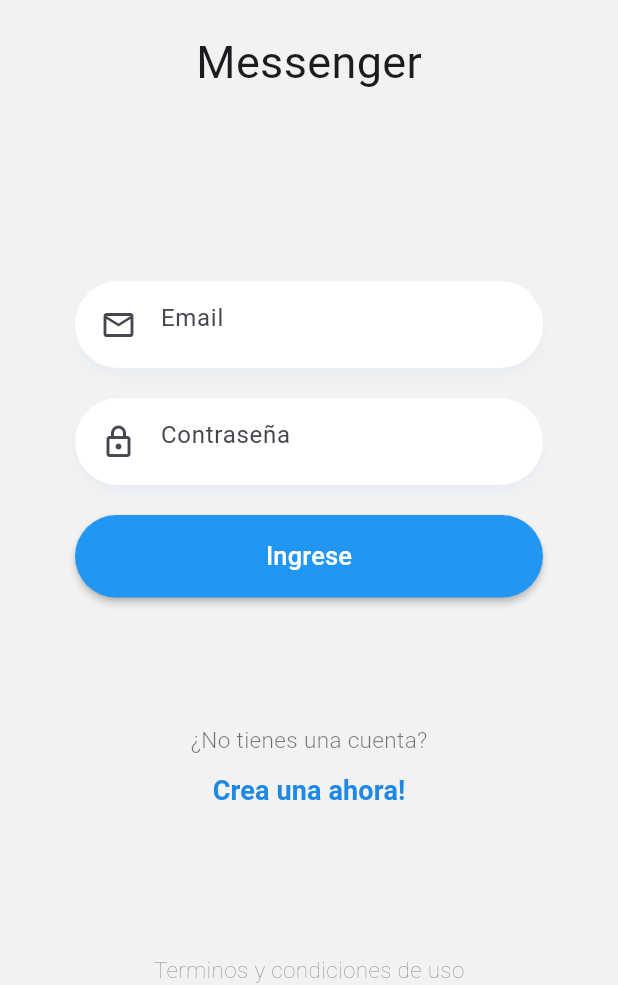
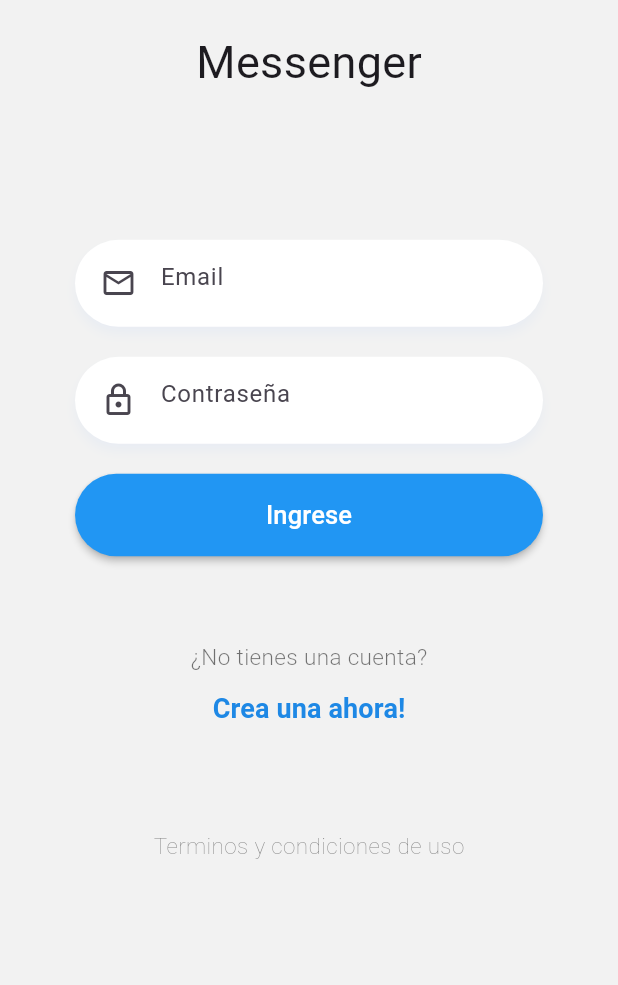
Before and after one commit to Flutter-Course-Sergio/realtime_chat_app, a Flutter app: the screen it shows after launch, on a phone screen of 412 x 824 dp, the part 251-1236 px from its top. Run offline on Flutter 3.47's test engine with Material 3 defaults, Android fonts, the phone set to English and light mode, and no system bars.

Commit message:
SingleChildScrollView

```diff
--- a/lib/pages/login_page.dart
+++ b/lib/pages/login_page.dart
@@ -12,7 +12,12 @@ class LoginPage extends StatelessWidget {
 
     return Scaffold(
         backgroundColor: const Color(0xffF2F2F2),
-        body: Column(
+        body: SafeArea(
+          child: SingleChildScrollView(
+            physics: const BouncingScrollPhysics(),
+            child: SizedBox(
+              height: MediaQuery.of(context).size.height * 0.9,
+              child: Column(
                 mainAxisAlignment: MainAxisAlignment.spaceBetween,
                 children: [
                   const Logo(),
@@ -23,6 +28,9 @@ class LoginPage extends StatelessWidget {
                     style: textStyleLabel,
                   ),
                 ],
+              ),
+            ),
+          ),
         ));
   }
 }
--- a/lib/widgets/logo.dart
+++ b/lib/widgets/logo.dart
@@ -11,8 +11,7 @@ class Logo extends StatelessWidget {
       child: Container(
           margin: const EdgeInsets.only(top: 50),
           width: 170,
-          child: const SafeArea(
-            child: Column(
+          child: const Column(
             children: [
               Image(image: AssetImage('assets/tag-logo.png')),
               SizedBox(height: 20),
@@ -21,7 +20,6 @@ class Logo extends StatelessWidget {
                 style: textStyle,
               )
             ],
-            ),
           )),
     );
   }
```
Lines whose indentation alone changed are shown as unchanged.
